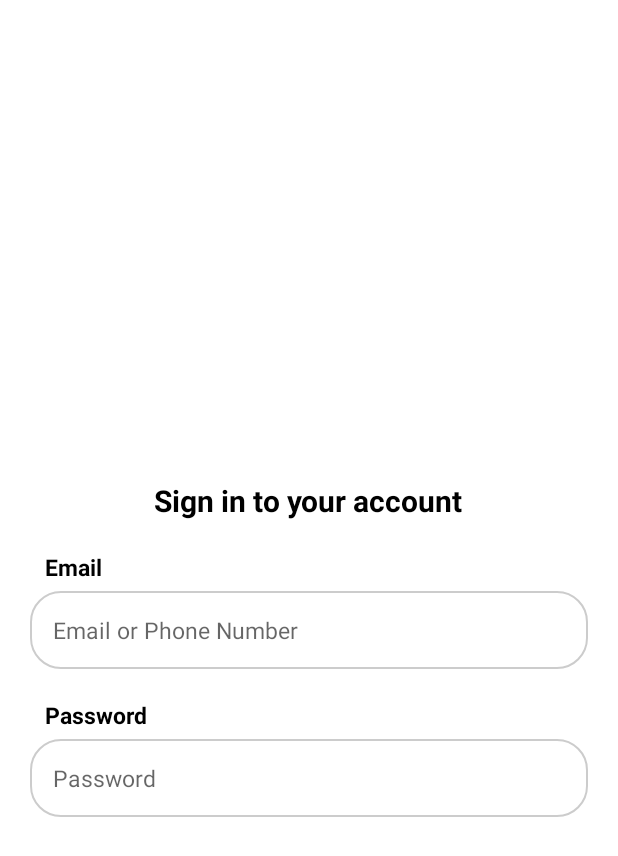
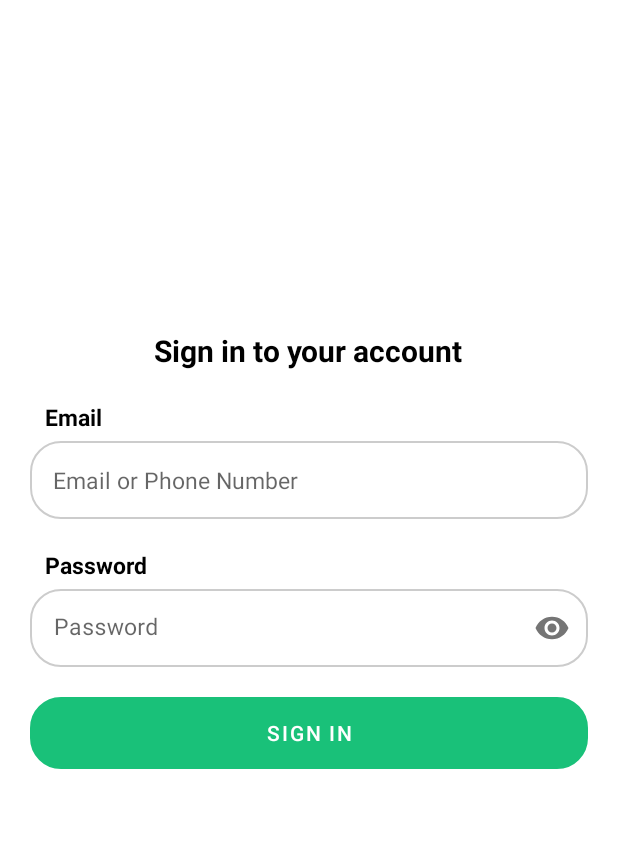
Before and after one commit to b1amage/grocery-app, an Android app: the layout activity_signin.xml on its own in the app's theme, with its tools: preview values and no code run, on a phone screen of 412 x 824 dp. Shown: the top 856 px of the screen. Run offline under Robolectric (Android 15) with nearby library versions, the light colour scheme and no system bars.

Commit message:
add more shit for sign in

```diff
--- a/app/src/main/res/drawable/rounded_edittext.xml
+++ b/app/src/main/res/drawable/rounded_edittext.xml
@@ -1,7 +1,5 @@
 <?xml version="1.0" encoding="utf-8"?>
 <shape xmlns:android="http://schemas.android.com/apk/res/android" >
-
-    <solid android:color="#FFFFFF" />
 
     <stroke
         android:width="1dp"
--- a/app/src/main/res/layout/activity_signin.xml
+++ b/app/src/main/res/layout/activity_signin.xml
@@ -2,70 +2,99 @@
 <RelativeLayout xmlns:android="http://schemas.android.com/apk/res/android"
     android:layout_width="match_parent"
     android:layout_height="match_parent"
+    xmlns:app="http://schemas.android.com/apk/res-auto"
     android:padding="20dp">
 
     <TextView
         android:id="@+id/text_signin"
         android:layout_width="wrap_content"
         android:layout_height="wrap_content"
+
         android:layout_centerHorizontal="true"
-        android:text="Sign in to your account"
-        android:layout_marginTop="300dp"
+        android:layout_marginTop="200dp"
+
         android:textStyle="bold"
         android:textSize="20dp"
-        android:textColor="#000000"/>
+        android:textColor="#000000"
+        android:text="Sign in to your account"/>
 
     <TextView
         android:id="@+id/text_email"
-        android:layout_below="@+id/text_signin"
         android:layout_width="wrap_content"
         android:layout_height="wrap_content"
-        android:text="Email"
+
         android:layout_marginTop="20dp"
         android:layout_marginLeft="10dp"
+        android:layout_below="@+id/text_signin"
+
         android:textStyle="bold"
         android:textSize="15dp"
-        android:textColor="#000000"/>
+        android:textColor="#000000"
+        android:text="Email"/>
 
     <EditText
         android:id="@+id/edittext_email"
         android:layout_width="match_parent"
         android:layout_height="wrap_content"
+        android:padding="15dp"
         android:background="@drawable/rounded_edittext"
+
+        android:layout_marginTop="5dp"
         android:layout_below="@+id/text_email"
-        android:hint="Email or Phone Number"
-        android:padding="15dp"
+
         android:textSize="15dp"
         android:textColor="#e5e5e5"
-        android:layout_marginTop="5dp"/>
+        android:hint="Email or Phone Number"/>
 
     <TextView
         android:id="@+id/text_password"
-        android:layout_below="@+id/edittext_email"
         android:layout_width="wrap_content"
         android:layout_height="wrap_content"
-        android:text="Password"
+
         android:layout_marginTop="20dp"
         android:layout_marginLeft="10dp"
+        android:layout_below="@+id/edittext_email"
+
         android:textStyle="bold"
         android:textSize="15dp"
-        android:textColor="#000000"/>
+        android:textColor="#000000"
+        android:text="Password"/>
 
-    <EditText
+    <com.google.android.material.textfield.TextInputLayout
         android:id="@+id/edittext_password"
         android:layout_width="match_parent"
         android:layout_height="wrap_content"
-        android:background="@drawable/rounded_edittext"
-        android:layout_below="@+id/text_password"
         android:hint="Password"
-        android:padding="15dp"
-        android:textSize="15dp"
-        android:textColor="#e5e5e5"
-        android:layout_marginTop="5dp"/>
+        app:endIconMode="password_toggle"
+
+        android:layout_marginTop="5dp"
+        android:layout_below="@id/text_password"
+
+        app:boxStrokeWidth="0dp"
+        app:boxStrokeWidthFocused="0dp">
+
+        <com.google.android.material.textfield.TextInputEditText
+            android:layout_width="match_parent"
+            android:layout_height="wrap_content"
+            android:padding="15dp"
+            android:inputType="textPassword"
+            android:background="@drawable/rounded_edittext"
+
+            android:textSize="15dp" />
+    </com.google.android.material.textfield.TextInputLayout>
 
 
 
+    <Button
+        android:id="@+id/button_signin"
+        android:layout_width="match_parent"
+        android:layout_height="wrap_content"
+        android:background="@drawable/rounded_edittext"
+        android:backgroundTint="#19C179"
 
+        android:layout_below="@id/edittext_password"
+        android:layout_marginTop="20dp"
 
+        android:text="Sign in"/>
 
 </RelativeLayout>
--- a/app/src/main/res/values/themes.xml
+++ b/app/src/main/res/values/themes.xml
@@ -2,7 +2,7 @@
     <!-- Base application theme. -->
     <style name="Theme.MyApplication" parent="Theme.MaterialComponents.DayNight.DarkActionBar">
         <!-- Primary brand color. -->
-        <item name="colorPrimary">@color/purple_500</item>
+        <item name="colorPrimary">#19C179</item>
         <item name="colorPrimaryVariant">@color/purple_700</item>
         <item name="colorOnPrimary">@color/white</item>
         <!-- Secondary brand color. -->
```
